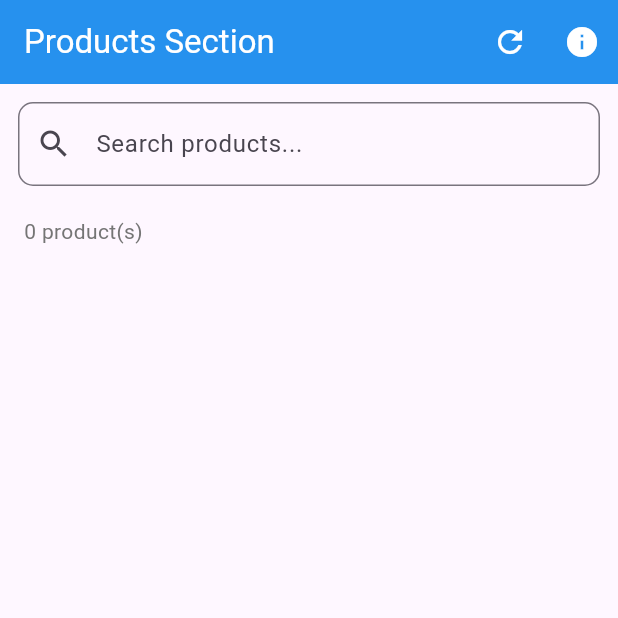
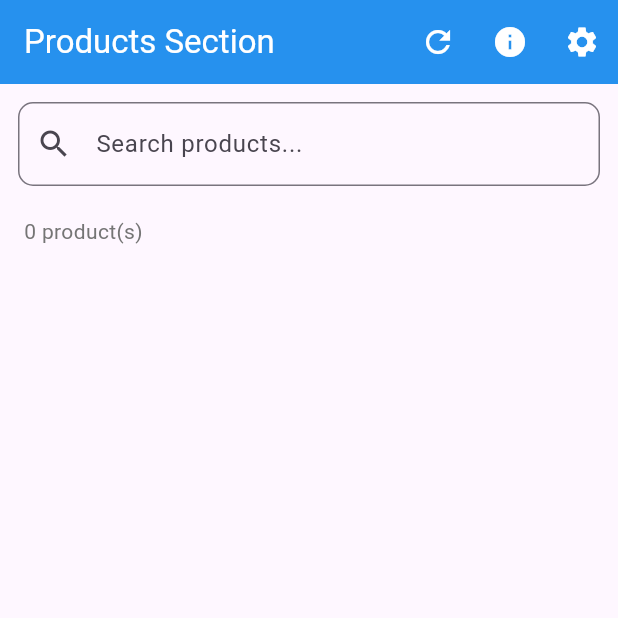
Before and after one commit to RMPlaysMCYT/snackslibrary_app, a Flutter app: the screen it shows after launch, after a tap on the "close" icon, on a phone screen of 412 x 824 dp, the top half of it. Run offline on Flutter 3.47's test engine with Material 3 defaults, Android fonts, the phone set to English and light mode, and no system bars; network calls fail.

Commit message:
add dark mode

```diff
--- a/lib/main.dart
+++ b/lib/main.dart
@@ -1,7 +1,7 @@
-// lib/main.dart
 import 'package:flutter/material.dart';
 import 'package:provider/provider.dart';
 import 'providers/product_provider.dart';
+import 'providers/theme_provider.dart'; // <-- import ThemeProvider
 import 'screens/products/product_list_screen.dart';
 
 void main() {
@@ -14,9 +14,11 @@
     return MultiProvider(
       providers: [
         ChangeNotifierProvider(create: (context) => ProductProvider()),
-        // Add more providers here if needed
+        ChangeNotifierProvider(create: (context) => ThemeProvider()), // Theme provider
       ],
-      child: MaterialApp(
+      child: Consumer<ThemeProvider>(
+        builder: (context, themeProvider, child) {
+          return MaterialApp(
             title: 'Product Management',
             theme: ThemeData(
               primarySwatch: Colors.blue,
@@ -27,8 +29,12 @@
                 elevation: 2,
               ),
             ),
+            darkTheme: ThemeData.dark(),
+            themeMode: themeProvider.currentTheme,
             debugShowCheckedModeBanner: false,
             home: ProductListScreen(),
+          );
+        },
       ),
     );
   }
--- /dev/null
+++ b/lib/providers/theme_provider.dart
@@ -0,0 +1,14 @@
+import 'package:flutter/material.dart';
+
+class ThemeProvider extends ChangeNotifier {
+  bool _isDarkMode = false;
+
+  bool get isDarkMode => _isDarkMode;
+
+  void toggleTheme(bool isOn) {
+    _isDarkMode = isOn;
+    notifyListeners();
+  }
+
+  ThemeMode get currentTheme => _isDarkMode ? ThemeMode.dark : ThemeMode.light;
+}
--- a/lib/screens/products/product_form_screen.dart
+++ b/lib/screens/products/product_form_screen.dart
@@ -7,9 +7,10 @@
   final Product? product;
   final VoidCallback? onProductSaved;
 
-  ProductFormScreen({this.product, this.onProductSaved});
+  const ProductFormScreen({this.product, this.onProductSaved});
 
   @override
+  // ignore: library_private_types_in_public_api
   _ProductFormScreenState createState() => _ProductFormScreenState();
 }
 
--- a/lib/screens/products/product_list_screen.dart
+++ b/lib/screens/products/product_list_screen.dart
@@ -6,6 +6,7 @@
 import 'product_detail_screen.dart';
 import '../../models/product.dart';
 import '../about_screen.dart';
+import '../settings_screen.dart';
 
 class ProductListScreen extends StatefulWidget {
   @override
@@ -55,6 +56,13 @@
               context,
               MaterialPageRoute(builder: (context) => AboutScreen()),
             ),
+          ),
+          IconButton(
+            onPressed: () => Navigator.push(
+              context,
+              MaterialPageRoute(builder: (context) => SettingsScreen()),
+            ),
+            icon: Icon(Icons.settings),
           ),
         ],
       ),
```
Also changed, not shown: lib/screens/settings_screen.dart (added, +29 -0 lines). Lines whose indentation alone changed are shown as unchanged.
